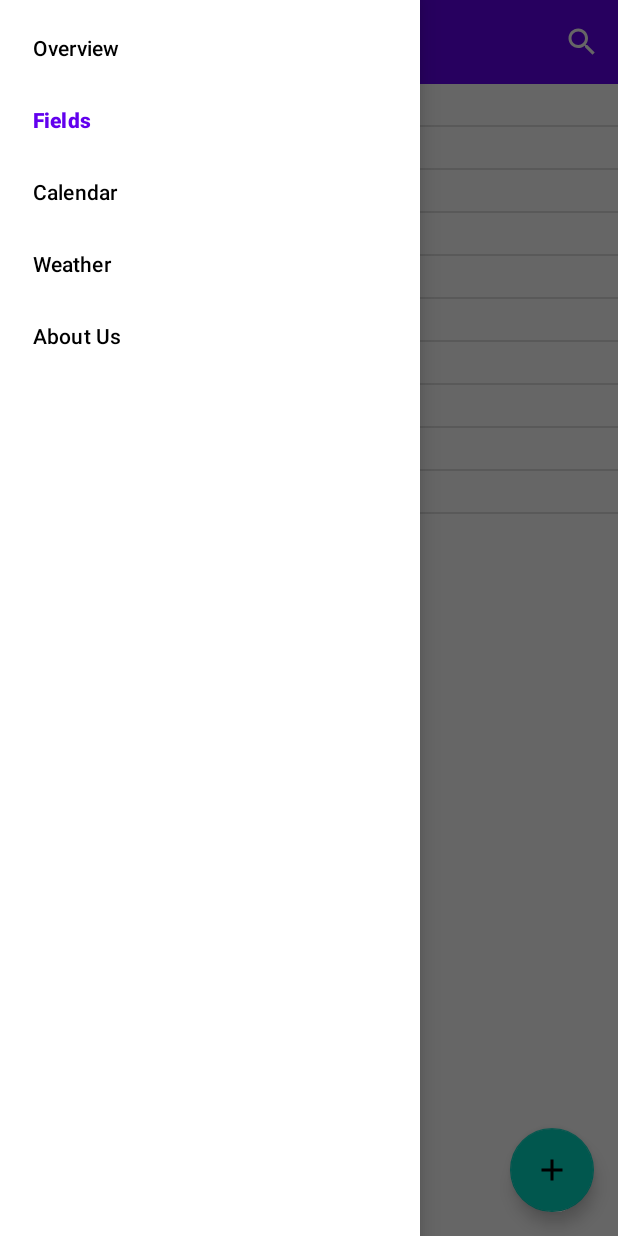
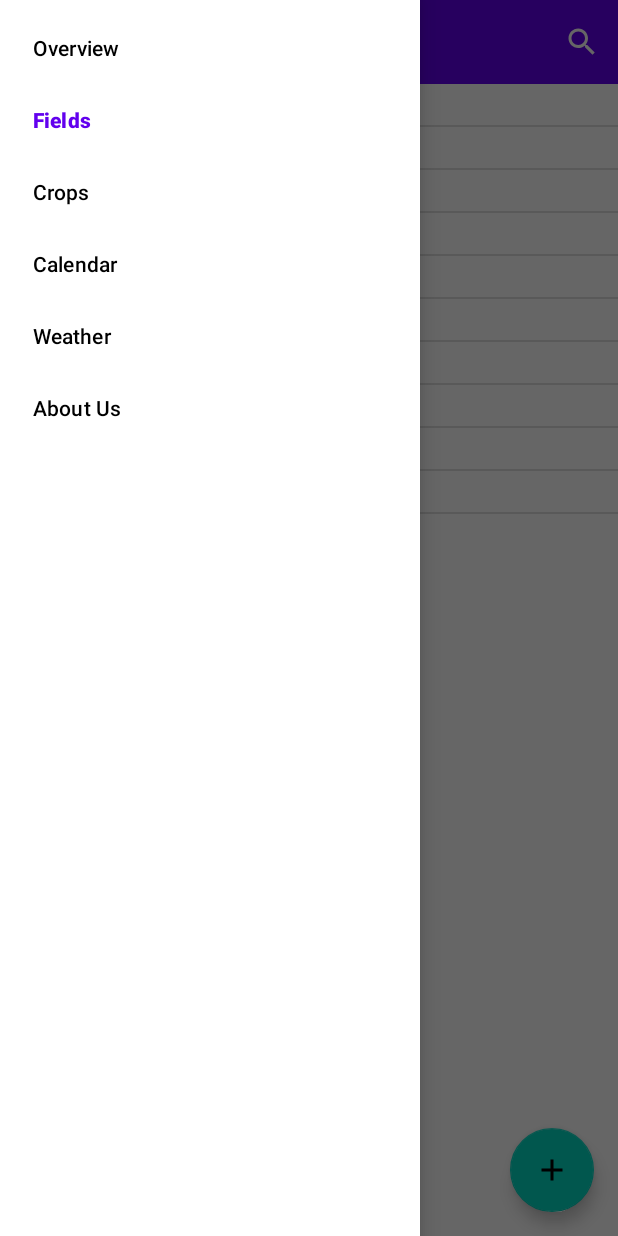
Before and after one commit to FDniel97/Ipari-mez-gazdas-gi-alkalmaz-s, an Android app: the FieldListFragment screen opened through its navigation route, with the side drawer open, on a phone screen of 412 x 824 dp. Run offline under Robolectric (Android 15) with nearby library versions, the phone set to English and light mode, and no system bars; our stand-ins replace Room's generated code, navigation-ui; network calls fail; 1 statement that could not run was skipped.

Commit message:
AMSD-48: add CropListFragment
Carbon copy of FieldListFragment.

```diff
--- a/AgriculturalManagement/app/src/main/java/com/example/agriculturalmanagement/MainActivity.java
+++ b/AgriculturalManagement/app/src/main/java/com/example/agriculturalmanagement/MainActivity.java
@@ -38,6 +38,7 @@ public class MainActivity extends AppCompatActivity {
                         R.id.overview_dest,
                         R.id.calendar_dest,
                         R.id.field_list_dest,
+                        R.id.crop_list_dest,
                         R.id.weather_dest,
                         R.id.about_us_dest))
                 .setOpenableLayout(drawerLayout)
--- a/AgriculturalManagement/app/src/main/java/com/example/agriculturalmanagement/model/AppViewModel.java
+++ b/AgriculturalManagement/app/src/main/java/com/example/agriculturalmanagement/model/AppViewModel.java
@@ -6,7 +6,9 @@ import android.os.Handler;
 import androidx.lifecycle.AndroidViewModel;
 import androidx.lifecycle.LiveData;
 
+import com.example.agriculturalmanagement.model.dao.CropDao;
 import com.example.agriculturalmanagement.model.dao.FieldDao;
+import com.example.agriculturalmanagement.model.entities.Crop;
 import com.example.agriculturalmanagement.model.entities.Field;
 import com.example.agriculturalmanagement.util.ResultReceiver;
 
@@ -20,6 +22,9 @@ public class AppViewModel extends AndroidViewModel {
     private final FieldDao fieldDao;
     private final LiveData<List<Field>> fields;
 
+    private final CropDao cropDao;
+    private final LiveData<List<Crop>> crops;
+
     public AppViewModel(Application application) {
         super(application);
         db = AppDatabase.getInstance(application);
@@ -27,6 +32,9 @@ public class AppViewModel extends AndroidViewModel {
 
         fieldDao = db.fieldDao();
         fields = fieldDao.getAll();
+
+        cropDao = db.cropDao();
+        crops = cropDao.getAll();
     }
 
     public LiveData<List<Field>> getAllFields() {
@@ -44,6 +52,10 @@ public class AppViewModel extends AndroidViewModel {
         }, resultReceiver);
     }
 
+    public LiveData<List<Crop>> getAllCrops() {
+        return crops;
+    }
+
     // the ResultReceiver callbacks are run on the main thread of the application
     private <T> void doDbOperation(Supplier<T> operation, ResultReceiver<T> resultReceiver) {
         db.execute(() -> {
--- a/AgriculturalManagement/app/src/main/res/menu/nav_drawer_menu.xml
+++ b/AgriculturalManagement/app/src/main/res/menu/nav_drawer_menu.xml
@@ -6,6 +6,9 @@
     <item
         android:id="@id/field_list_dest"
         android:title="@string/fields" />
+    <item
+        android:id="@id/crop_list_dest"
+        android:title="@string/crops" />
     <item
         android:id="@id/calendar_dest"
         android:title="@string/calendar" />
--- a/AgriculturalManagement/app/src/main/res/navigation/mobile_navigation.xml
+++ b/AgriculturalManagement/app/src/main/res/navigation/mobile_navigation.xml
@@ -80,4 +80,10 @@
         tools:layout="@layout/fragment_about_us">
     </fragment>
 
+    <fragment
+        android:id="@+id/crop_list_dest"
+        android:name="com.example.agriculturalmanagement.CropListFragment"
+        android:label="@string/crops"
+        tools:layout="@layout/fragment_crop_list">
+    </fragment>
 </navigation>
--- a/AgriculturalManagement/app/src/main/res/values/strings.xml
+++ b/AgriculturalManagement/app/src/main/res/values/strings.xml
@@ -14,4 +14,6 @@
     <string name="error">Error</string>
     <string name="welcome_back">Welcome back!</string>
     <string name="about_us">About Us</string>
+    <string name="crops">Crops</string>
+    <string name="new_crop">New crop</string>
 </resources>
```
Also changed, not shown: AgriculturalManagement/app/src/main/java/com/example/agriculturalmanagement/CropListAdapter.java (added, +72 -0 lines), AgriculturalManagement/app/src/main/java/com/example/agriculturalmanagement/CropListFragment.java (added, +52 -0 lines), AgriculturalManagement/app/src/main/res/layout/crop_list_item.xml (added, +14 -0 lines), AgriculturalManagement/app/src/main/res/layout/fragment_crop_list.xml (added, +30 -0 lines), 1 other file.
